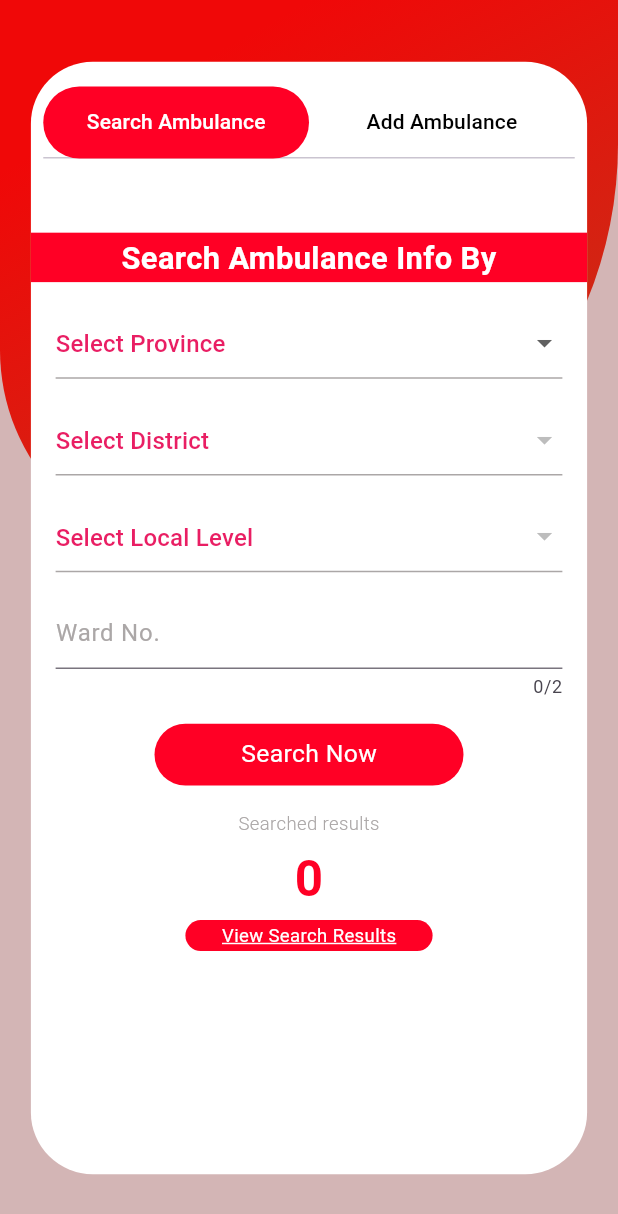
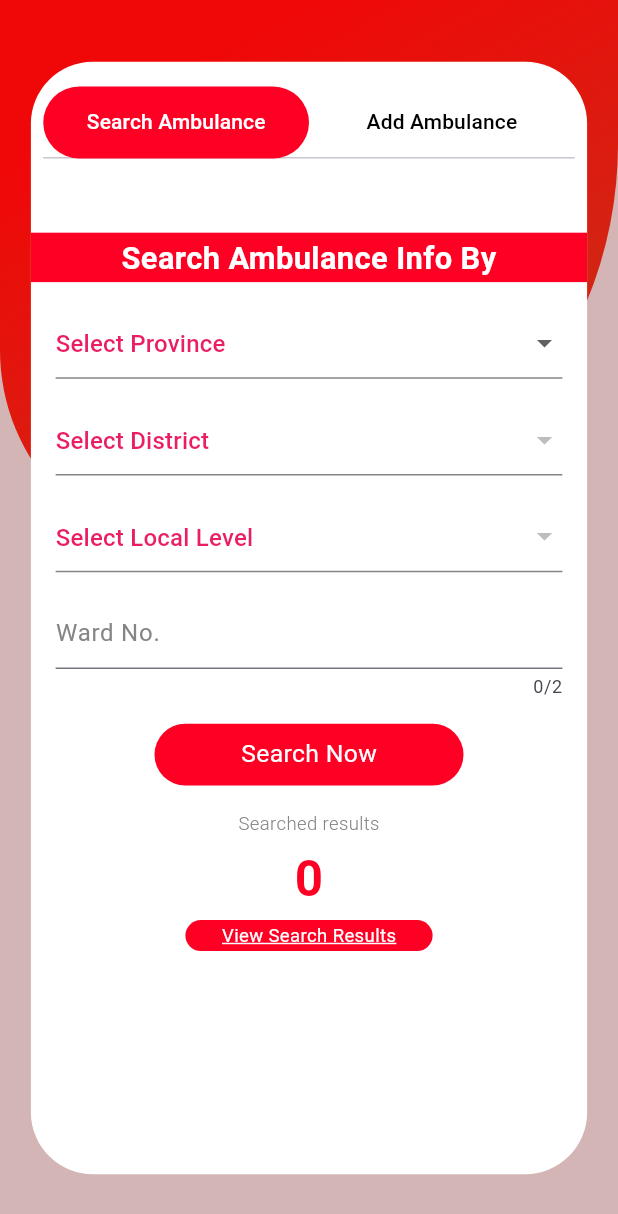
Before and after one commit to dheerajuparkoti/VScode-blood-donation, a Flutter app: the SearchAmbulance screen opened directly, on a phone screen of 412 x 824 dp. Shown: the top 1214 px of the screen. Run offline on Flutter 3.47's test engine with Material 3 defaults, Android fonts, the phone set to English and light mode, and no system bars; our stand-ins replace connectivity, firebase_core, firebase_messaging, flutter_local_notifications, image_picker, permission_handler and 2 more; missing offline and left inert: mailer; accounts and stored records are empty; network calls fail; project files that could hold a hidden picture were left out.

Commit message:
Contrast Changed

```diff
--- a/blood_donation/lib/Screen/search_ambulance.dart
+++ b/blood_donation/lib/Screen/search_ambulance.dart
@@ -306,16 +306,16 @@ class _SearchAmbulanceState extends State<SearchAmbulance>
                                           decoration: const InputDecoration(
                                             enabledBorder: UnderlineInputBorder(
                                               borderSide: BorderSide(
-                                                  color: Color(0xffaba7a7)),
+                                                  color: Color(0xff858585)),
                                             ),
                                             focusedBorder: UnderlineInputBorder(
                                               borderSide: BorderSide(
-                                                  color: Color(0xffaba7a7)),
+                                                  color: Color(0xff858585)),
                                             ),
                                             hintText: 'Select Province',
                                             border: InputBorder.none,
                                             hintStyle: TextStyle(
-                                                color: Color(0xffaba7a7)),
+                                                color: Color(0xff858585)),
                                           ),
                                           value: selectedProvince,
                                           items: [
@@ -353,16 +353,16 @@ class _SearchAmbulanceState extends State<SearchAmbulance>
                                           decoration: const InputDecoration(
                                             enabledBorder: UnderlineInputBorder(
                                               borderSide: BorderSide(
-                                                  color: Color(0xffaba7a7)),
+                                                  color: Color(0xff858585)),
                                             ),
                                             focusedBorder: UnderlineInputBorder(
                                               borderSide: BorderSide(
-                                                  color: Color(0xffaba7a7)),
+                                                  color: Color(0xff858585)),
                                             ),
                                             hintText: 'Select District',
                                             border: InputBorder.none,
                                             hintStyle: TextStyle(
-                                                color: Color(0xffaba7a7)),
+                                                color: Color(0xff858585)),
                                           ),
                                           value: selectedDistrict,
                                           items: selectedProvince != null
@@ -395,16 +395,16 @@ class _SearchAmbulanceState extends State<SearchAmbulance>
                                           decoration: const InputDecoration(
                                             enabledBorder: UnderlineInputBorder(
                                               borderSide: BorderSide(
-                                                  color: Color(0xffaba7a7)),
+                                                  color: Color(0xff858585)),
                                             ),
                                             focusedBorder: UnderlineInputBorder(
                                               borderSide: BorderSide(
-                                                  color: Color(0xffaba7a7)),
+                                                  color: Color(0xff858585)),
                                             ),
                                             hintText: 'Select Local Level',
                                             border: InputBorder.none,
                                             hintStyle: TextStyle(
-                                                color: Color(0xffaba7a7)),
+                                                color: Color(0xff858585)),
                                           ),
                                           value: selectedLocalLevel,
                                           items: selectedDistrict != null
@@ -445,7 +445,7 @@ class _SearchAmbulanceState extends State<SearchAmbulance>
                                                 ? 'Ward number cannot be greater than 33'
                                                 : null,
                                             hintStyle: const TextStyle(
-                                                color: Color(0xffaba7a7)),
+                                                color: Color(0xff858585)),
                                           ),
                                           maxLength: 2,
                                           inputFormatters: [
@@ -498,7 +498,7 @@ class _SearchAmbulanceState extends State<SearchAmbulance>
                                     style: TextStyle(
                                       fontSize: 0.015 * sh,
                                       fontWeight: FontWeight.w300,
-                                      color: const Color(0xffaba7a7),
+                                      color: const Color(0xff858585),
                                     ),
                                   ),
 
@@ -596,7 +596,7 @@ class _SearchAmbulanceState extends State<SearchAmbulance>
                                         decoration: const InputDecoration(
                                           hintText: "*Ambulance Sewa Name",
                                           hintStyle: TextStyle(
-                                              color: Color(0xffaba7a7)),
+                                              color: Color(0xff858585)),
                                         ),
                                         maxLength: 30,
                                         inputFormatters: [
@@ -613,16 +613,16 @@ class _SearchAmbulanceState extends State<SearchAmbulance>
                                         decoration: const InputDecoration(
                                           enabledBorder: UnderlineInputBorder(
                                             borderSide: BorderSide(
-                                                color: Color(0xffaba7a7)),
+                                                color: Color(0xff858585)),
                                           ),
                                           focusedBorder: UnderlineInputBorder(
                                             borderSide: BorderSide(
-                                                color: Color(0xffaba7a7)),
+                                                color: Color(0xff858585)),
                                           ),
                                           hintText: '*Select Province',
                                           border: InputBorder.none,
                                           hintStyle: TextStyle(
-                                              color: Color(0xffaba7a7)),
+                                              color: Color(0xff858585)),
                                         ),
                                         value: selectProvince,
                                         items: [
@@ -660,16 +660,16 @@ class _SearchAmbulanceState extends State<SearchAmbulance>
                                         decoration: const InputDecoration(
                                           enabledBorder: UnderlineInputBorder(
                                             borderSide: BorderSide(
-                                                color: Color(0xffaba7a7)),
+                                                color: Color(0xff858585)),
                                           ),
                                           focusedBorder: UnderlineInputBorder(
                                             borderSide: BorderSide(
-                                                color: Color(0xffaba7a7)),
+                                                color: Color(0xff858585)),
                                           ),
                                           hintText: '*Select District',
                                           border: InputBorder.none,
                                           hintStyle: TextStyle(
-                                              color: Color(0xffaba7a7)),
+                                              color: Color(0xff858585)),
                                         ),
                                         value: selectDistrict,
                                         items: selectProvince != null
@@ -701,16 +701,16 @@ class _SearchAmbulanceState extends State<SearchAmbulance>
                                         decoration: const InputDecoration(
                                           enabledBorder: UnderlineInputBorder(
                                             borderSide: BorderSide(
-                                                color: Color(0xffaba7a7)),
+                                                color: Color(0xff858585)),
                                           ),
                                           focusedBorder: UnderlineInputBorder(
                                             borderSide: BorderSide(
-                                                color: Color(0xffaba7a7)),
+                                                color: Color(0xff858585)),
                                           ),
                                           hintText: '*Select Local Level',
                                           border: InputBorder.none,
                                           hintStyle: TextStyle(
-                                              color: Color(0xffaba7a7)),
+                                              color: Color(0xff858585)),
                                         ),
                                         value: selectLocalLevel,
                                         items: selectDistrict != null
@@ -749,7 +749,7 @@ class _SearchAmbulanceState extends State<SearchAmbulance>
                                               ? 'Ward number cannot be greater than 33'
                                               : null,
                                           hintStyle: const TextStyle(
-                                              color: Color(0xffaba7a7)),
+                                              color: Color(0xff858585)),
                                         ),
                                         maxLength: 2,
                                         inputFormatters: [
@@ -768,7 +768,7 @@ class _SearchAmbulanceState extends State<SearchAmbulance>
                                                   ? 'Phone number must be 10 digits'
                                                   : null),
                                           hintStyle: const TextStyle(
-                                            color: Color(0xffaba7a7),
+                                            color: Color(0xff858585),
                                           ),
                                         ),
                                         maxLength: 10,
--- a/blood_donation/lib/Screen/splash_screen.dart
+++ b/blood_donation/lib/Screen/splash_screen.dart
@@ -149,6 +149,8 @@ class _LoginState extends State<SplashScreen> {
               right: 0,
               bottom: 20, // Adjust bottom value as needed
               child: Center(
+                child: Semantics(
+                  label: 'Loading Mobile Blood Bank Nepal',
                   child: SizedBox(
                     width: 50,
                     height: 50,
@@ -159,8 +161,7 @@ class _LoginState extends State<SplashScreen> {
                       strokeWidth: 0.01 * sw, // Adjust strokeWidth as needed
                       backgroundColor: Colors
                           .black12, // Change background color of the progress indicator
-                    semanticsLabel:
-                        'Loading Mobile Blood Bank Nepal', // Add a semantics label
+                    ),
                   ),
                 ),
               ),
```
Also changed, not shown: blood_donation/lib/Screen/add_donor_screen.dart (+20 -20 lines), blood_donation/lib/Screen/edit_profile.dart (+26 -26 lines), blood_donation/lib/Screen/events_appointment.dart (+4 -4 lines), blood_donation/lib/Screen/request_screen.dart (+21 -21 lines), blood_donation/lib/Screen/search_blood.dart (+14 -14 lines), blood_donation/lib/Screen/search_blood_bank.dart (+23 -23 lines), blood_donation/lib/Screen/settings_screen.dart (+4 -4 lines), blood_donation/lib/Screen/sign_in_up_screen.dart (+27 -27 lines). Lines whose indentation alone changed are shown as unchanged.
